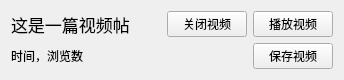
This is resf/thread_video_item.ui in clb-128258/TiebaDesktop as Qt 5 draws it before an edit. The edited form follows.
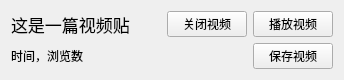
This is the edited form.

```diff
--- a/resf/thread_video_item.ui
+++ b/resf/thread_video_item.ui
@@ -41,7 +41,7 @@
       </font>
      </property>
      <property name="text">
-      <string>这是一篇视频帖</string>
+      <string>这是一篇视频贴</string>
      </property>
     </widget>
    </item>
```
